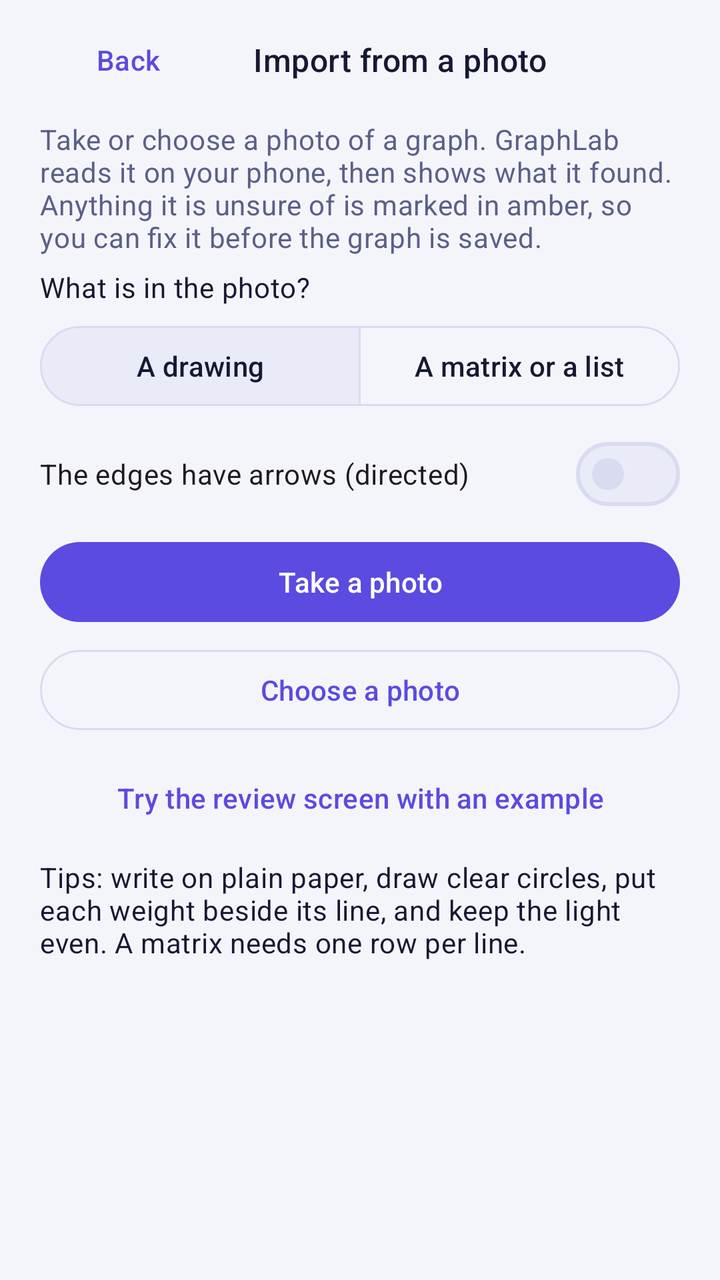
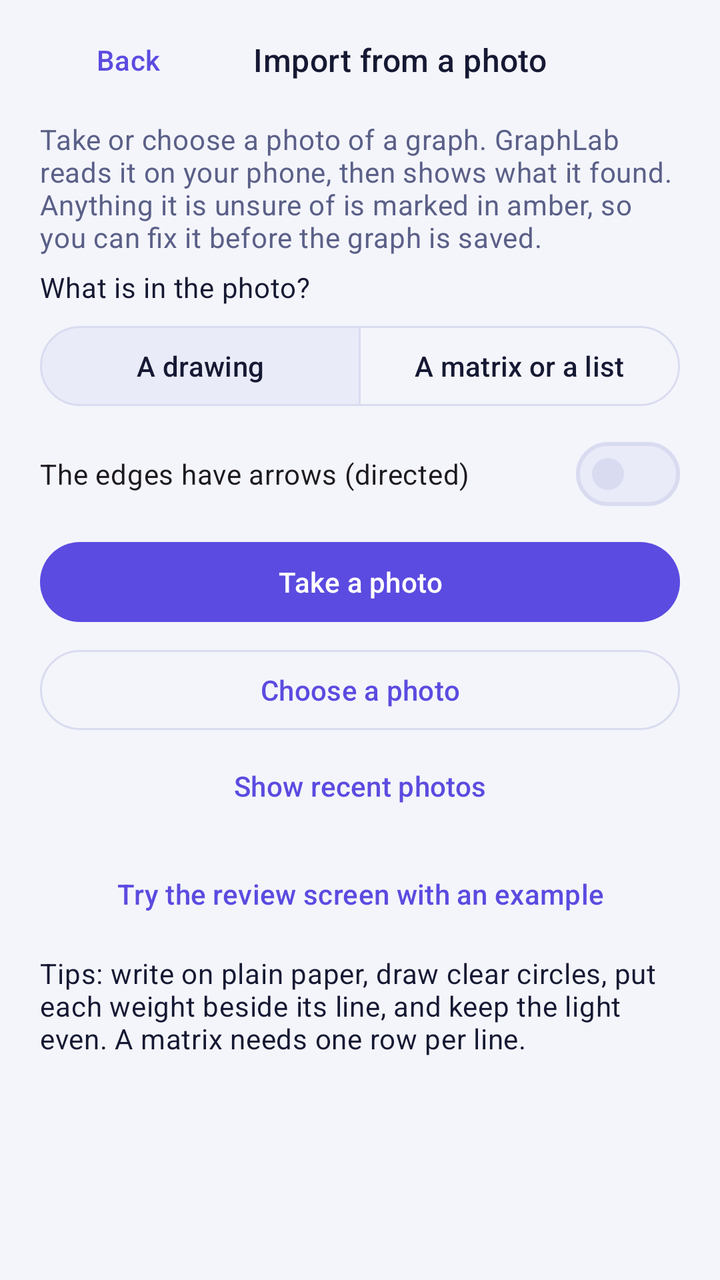

Compare the two renders of this Android layout. The source of the first and the diff that turns it into the second are given below.
<!-- AndroidManifest.xml: application theme Theme.GraphLab -->
<!-- res/layout/activity_import.xml -->
<?xml version="1.0" encoding="utf-8"?>
<LinearLayout xmlns:android="http://schemas.android.com/apk/res/android"
    android:layout_width="match_parent"
    android:layout_height="match_parent"
    android:background="?attr/gl_bg"
    android:orientation="vertical"
    android:paddingHorizontal="@dimen/screen_padding"
    android:paddingTop="@dimen/gap_small">

    <LinearLayout
        android:layout_width="match_parent"
        android:layout_height="wrap_content"
        android:gravity="center_vertical"
        android:orientation="horizontal">

        <com.google.android.material.button.MaterialButton
            android:id="@+id/import_back"
            style="@style/Widget.Material3.Button.TextButton"
            android:layout_width="wrap_content"
            android:layout_height="wrap_content"
            android:minHeight="@dimen/touch_min"
            android:text="@string/puzzle_back" />

        <TextView
            android:layout_width="0dp"
            android:layout_height="wrap_content"
            android:layout_weight="1"
            android:gravity="center_horizontal"
            android:text="@string/import_title"
            android:textAppearance="@style/TextAppearance.GraphLab.Section" />

        <View
            android:layout_width="@dimen/touch_min"
            android:layout_height="1dp" />
    </LinearLayout>

    
    <ScrollView
        android:id="@+id/import_source"
        android:layout_width="match_parent"
        android:layout_height="0dp"
        android:layout_weight="1">

        <LinearLayout
            android:layout_width="match_parent"
            android:layout_height="wrap_content"
            android:orientation="vertical">

            <TextView
                android:layout_width="match_parent"
                android:layout_height="wrap_content"
                android:layout_marginTop="@dimen/gap_small"
                android:text="@string/import_intro"
                android:textAppearance="@style/TextAppearance.GraphLab.Body" />

            <TextView
                android:layout_width="match_parent"
                android:layout_height="wrap_content"
                android:layout_marginTop="@dimen/gap_small"
                android:text="@string/import_kind_label"
                android:textAppearance="@style/TextAppearance.GraphLab.Label" />

            <com.google.android.material.button.MaterialButtonToggleGroup
                android:id="@+id/import_kind"
                android:layout_width="match_parent"
                android:layout_height="wrap_content"
                android:layout_marginTop="@dimen/gap_small"
                app:checkedButton="@+id/import_kind_drawing"
                app:selectionRequired="true"
                app:singleSelection="true"
                xmlns:app="http://schemas.android.com/apk/res-auto">

                <com.google.android.material.button.MaterialButton
                    android:id="@+id/import_kind_drawing"
                    style="@style/Widget.Material3.Button.OutlinedButton"
                    android:layout_width="0dp"
                    android:layout_height="wrap_content"
                    android:layout_weight="1"
                    android:minHeight="@dimen/touch_min"
                    android:text="@string/import_kind_drawing" />

                <com.google.android.material.button.MaterialButton
                    android:id="@+id/import_kind_text"
                    style="@style/Widget.Material3.Button.OutlinedButton"
                    android:layout_width="0dp"
                    android:layout_height="wrap_content"
                    android:layout_weight="1"
                    android:minHeight="@dimen/touch_min"
                    android:text="@string/import_kind_text" />
            </com.google.android.material.button.MaterialButtonToggleGroup>

            <com.google.android.material.materialswitch.MaterialSwitch
                android:id="@+id/import_arrows"
                android:layout_width="match_parent"
                android:layout_height="wrap_content"
                android:layout_marginTop="@dimen/gap_small"
                android:minHeight="@dimen/touch_min"
                android:text="@string/import_arrows" />

            <com.google.android.material.button.MaterialButton
                android:id="@+id/import_camera"
                android:layout_width="match_parent"
                android:layout_height="wrap_content"
                android:layout_marginTop="@dimen/gap_small"
                android:minHeight="@dimen/touch_min"
                android:text="@string/import_camera" />

            <com.google.android.material.button.MaterialButton
                android:id="@+id/import_gallery"
                style="@style/Widget.Material3.Button.OutlinedButton"
                android:layout_width="match_parent"
                android:layout_height="wrap_content"
                android:layout_marginTop="@dimen/gap_small"
                android:minHeight="@dimen/touch_min"
                android:text="@string/import_gallery" />

            <com.google.android.material.button.MaterialButton
                android:id="@+id/import_demo"
                style="@style/Widget.Material3.Button.TextButton"
                android:layout_width="match_parent"
                android:layout_height="wrap_content"
                android:layout_marginTop="@dimen/gap_small"
                android:minHeight="@dimen/touch_min"
                android:text="@string/import_demo" />

            <TextView
                android:layout_width="match_parent"
                android:layout_height="wrap_content"
                android:layout_marginTop="@dimen/gap_small"
                android:text="@string/import_tips"
                android:textAppearance="@style/TextAppearance.GraphLab.Label" />
        </LinearLayout>
    </ScrollView>

    
    <LinearLayout
        android:id="@+id/import_working"
        android:layout_width="match_parent"
        android:layout_height="0dp"
        android:layout_weight="1"
        android:gravity="center"
        android:orientation="vertical"
        android:visibility="gone">

        <ProgressBar
            style="?android:attr/progressBarStyle"
            android:layout_width="wrap_content"
            android:layout_height="wrap_content" />

        <TextView
            android:id="@+id/import_working_text"
            android:layout_width="wrap_content"
            android:layout_height="wrap_content"
            android:layout_marginTop="@dimen/gap_small"
            android:text="@string/import_working"
            android:textAppearance="@style/TextAppearance.GraphLab.Body" />
    </LinearLayout>

    
    <LinearLayout
        android:id="@+id/import_review"
        android:layout_width="match_parent"
        android:layout_height="0dp"
        android:layout_weight="1"
        android:orientation="vertical"
        android:visibility="gone">

        <ImageView
            android:id="@+id/import_photo"
            android:layout_width="match_parent"
            android:layout_height="96dp"
            android:layout_marginTop="@dimen/gap_small"
            android:adjustViewBounds="true"
            android:contentDescription="@string/import_photo_description"
            android:scaleType="centerInside"
            android:visibility="gone" />

        <com.graphlab.ui.imports.ReviewCanvasView
            android:id="@+id/import_canvas"
            android:layout_width="match_parent"
            android:layout_height="220dp"
            android:layout_marginTop="@dimen/gap_small"
            android:background="?attr/gl_surface" />

        <TextView
            android:id="@+id/import_summary"
            android:layout_width="match_parent"
            android:layout_height="wrap_content"
            android:layout_marginTop="@dimen/gap_small"
            android:textAppearance="@style/TextAppearance.GraphLab.Body" />

        <LinearLayout
            android:layout_width="match_parent"
            android:layout_height="wrap_content"
            android:orientation="horizontal">

            <com.google.android.material.materialswitch.MaterialSwitch
                android:id="@+id/import_directed"
                android:layout_width="0dp"
                android:layout_height="wrap_content"
                android:layout_weight="1"
                android:minHeight="@dimen/touch_min"
                android:text="@string/import_directed" />

            <com.google.android.material.materialswitch.MaterialSwitch
                android:id="@+id/import_weighted"
                android:layout_width="0dp"
                android:layout_height="wrap_content"
                android:layout_marginStart="@dimen/gap_small"
                android:layout_weight="1"
                android:minHeight="@dimen/touch_min"
                android:text="@string/import_weighted" />
        </LinearLayout>

        <androidx.recyclerview.widget.RecyclerView
            android:id="@+id/import_flags"
            android:layout_width="match_parent"
            android:layout_height="0dp"
            android:layout_weight="1"
            android:clipToPadding="false" />

        <TextView
            android:id="@+id/import_all_clear"
            android:layout_width="match_parent"
            android:layout_height="wrap_content"
            android:padding="@dimen/gap_small"
            android:text="@string/import_all_clear"
            android:textAppearance="@style/TextAppearance.GraphLab.Label"
            android:visibility="gone" />

        <LinearLayout
            android:layout_width="match_parent"
            android:layout_height="wrap_content"
            android:orientation="horizontal">

            <com.google.android.material.button.MaterialButton
                android:id="@+id/import_add_edge"
                style="@style/Widget.Material3.Button.OutlinedButton"
                android:layout_width="0dp"
                android:layout_height="wrap_content"
                android:layout_weight="1"
                android:minHeight="@dimen/touch_min"
                android:text="@string/import_add_edge" />

            <com.google.android.material.button.MaterialButton
                android:id="@+id/import_accept_all"
                style="@style/Widget.Material3.Button.OutlinedButton"
                android:layout_width="0dp"
                android:layout_height="wrap_content"
                android:layout_marginStart="@dimen/gap_small"
                android:layout_weight="1"
                android:minHeight="@dimen/touch_min"
                android:text="@string/import_accept_all" />
        </LinearLayout>

        <com.google.android.material.button.MaterialButton
            android:id="@+id/import_confirm"
            android:layout_width="match_parent"
            android:layout_height="wrap_content"
            android:layout_marginVertical="@dimen/gap_small"
            android:minHeight="@dimen/touch_min"
            android:text="@string/import_confirm" />
    </LinearLayout>
</LinearLayout>
<!-- resources referenced by this layout -->
<resources>
  <dimen name="gap_small">6dp</dimen>
  <dimen name="screen_padding">20dp</dimen>
  <dimen name="touch_min">48dp</dimen>
  <string name="import_accept_all">Accept all as read</string>
  <string name="import_add_edge">Add an edge</string>
  <string name="import_all_clear">Nothing to check. You can open the graph in Build.</string>
  <string name="import_arrows">The edges have arrows (directed)</string>
  <string name="import_camera">Take a photo</string>
  <string name="import_confirm">Save and open in Build</string>
  <string name="import_demo">Try the review screen with an example</string>
  <string name="import_directed">Directed</string>
  <string name="import_gallery">Choose a photo</string>
  <string name="import_intro">Take or choose a photo of a graph. GraphLab reads it on your phone, then shows what it found. Anything it is unsure of is marked in amber, so you can fix it before the graph is saved.</string>
  <string name="import_kind_drawing">A drawing</string>
  <string name="import_kind_label">What is in the photo?</string>
  <string name="import_kind_text">A matrix or a list</string>
  <string name="import_photo_description">The photo that was read</string>
  <string name="import_tips">Tips: write on plain paper, draw clear circles, put each weight beside its line, and keep the light even. A matrix needs one row per line.</string>
  <string name="import_title">Import from a photo</string>
  <string name="import_weighted">Weighted</string>
  <string name="import_working">Reading the photo…</string>
  <string name="puzzle_back">Back</string>
  <style name="TextAppearance.GraphLab.Body" parent="TextAppearance.Material3.BodyMedium">
          <item name="android:fontFamily">sans-serif</item>
          <item name="android:textColor">?attr/gl_text_muted</item>
      </style>
  <style name="TextAppearance.GraphLab.Label" parent="TextAppearance.Material3.BodyMedium">
          <item name="android:fontFamily">sans-serif</item>
          <item name="android:textColor">?attr/gl_text</item>
      </style>
  <style name="TextAppearance.GraphLab.Section" parent="TextAppearance.Material3.TitleMedium">
          <item name="android:fontFamily">sans-serif-medium</item>
          <item name="android:textColor">?attr/gl_text</item>
      </style>
  <color name="gl_bg">#F4F5FB</color>
  <color name="gl_surface">#FFFFFF</color>
  <color name="gl_surface_raised">#E9EBF8</color>
  <color name="gl_outline">#D9DCF0</color>
  <color name="gl_text">#161933</color>
  <color name="gl_text_muted">#5B6088</color>
  <color name="gl_primary">#5B4BE0</color>
  <color name="gl_on_primary">#FFFFFF</color>
  <color name="gl_idle">#7A82B8</color>
  <color name="gl_frontier">#A65B00</color>
  <color name="gl_visited">#0B7F72</color>
  <color name="gl_chosen">#D6265A</color>
  <color name="gl_path">#5B4BE0</color>
  <color name="gl_fail">#C62828</color>
  <color name="gl_code_bg">#ECEEF9</color>
  <color name="gl_grid">#E3E6F5</color>
  <style name="Widget.GraphLab.Card" parent="Widget.Material3.CardView.Outlined">
          <item name="cardBackgroundColor">?attr/gl_surface</item>
          <item name="strokeColor">?attr/gl_outline</item>
          <item name="strokeWidth">1dp</item>
          <item name="cardCornerRadius">14dp</item>
          <item name="cardElevation">0dp</item>
      </style>
  <!-- unchanged entries left out for length: 1 -->
</resources>

<!-- the commit's change to res/layout/activity_import.xml (unified diff, before → after) -->
@@ -115,6 +115,30 @@
                 android:text="@string/import_gallery" />
 
             <com.google.android.material.button.MaterialButton
+                android:id="@+id/import_recent_show"
+                style="@style/Widget.Material3.Button.TextButton"
+                android:layout_width="match_parent"
+                android:layout_height="wrap_content"
+                android:minHeight="@dimen/touch_min"
+                android:text="@string/recent_show" />
+
+            <TextView
+                android:id="@+id/import_recent_empty"
+                android:layout_width="match_parent"
+                android:layout_height="wrap_content"
+                android:text="@string/recent_empty"
+                android:textAppearance="@style/TextAppearance.GraphLab.Label"
+                android:visibility="gone" />
+
+            <androidx.recyclerview.widget.RecyclerView
+                android:id="@+id/import_recent"
+                android:layout_width="match_parent"
+                android:layout_height="88dp"
+                android:layout_marginTop="@dimen/gap_small"
+                android:orientation="horizontal"
+                android:visibility="gone" />
+
+            <com.google.android.material.button.MaterialButton
                 android:id="@+id/import_demo"
                 style="@style/Widget.Material3.Button.TextButton"
                 android:layout_width="match_parent"
<!-- resource entries referenced after the edit -->
@@ -22,6 +22,8 @@
   <string name="import_weighted">Weighted</string>
   <string name="import_working">Reading the photo…</string>
   <string name="puzzle_back">Back</string>
+  <string name="recent_empty">No photos found on this phone.</string>
+  <string name="recent_show">Show recent photos</string>
   <style name="TextAppearance.GraphLab.Body" parent="TextAppearance.Material3.BodyMedium">
           <item name="android:fontFamily">sans-serif</item>
           <item name="android:textColor">?attr/gl_text_muted</item>
